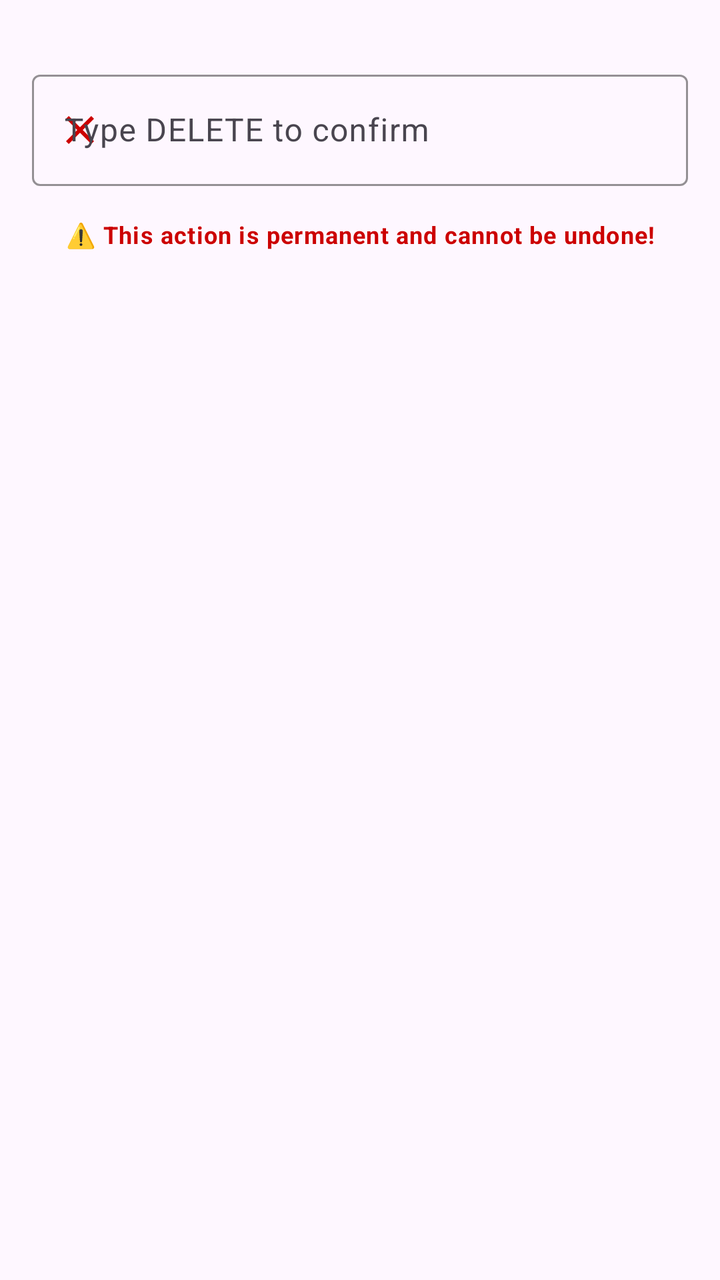
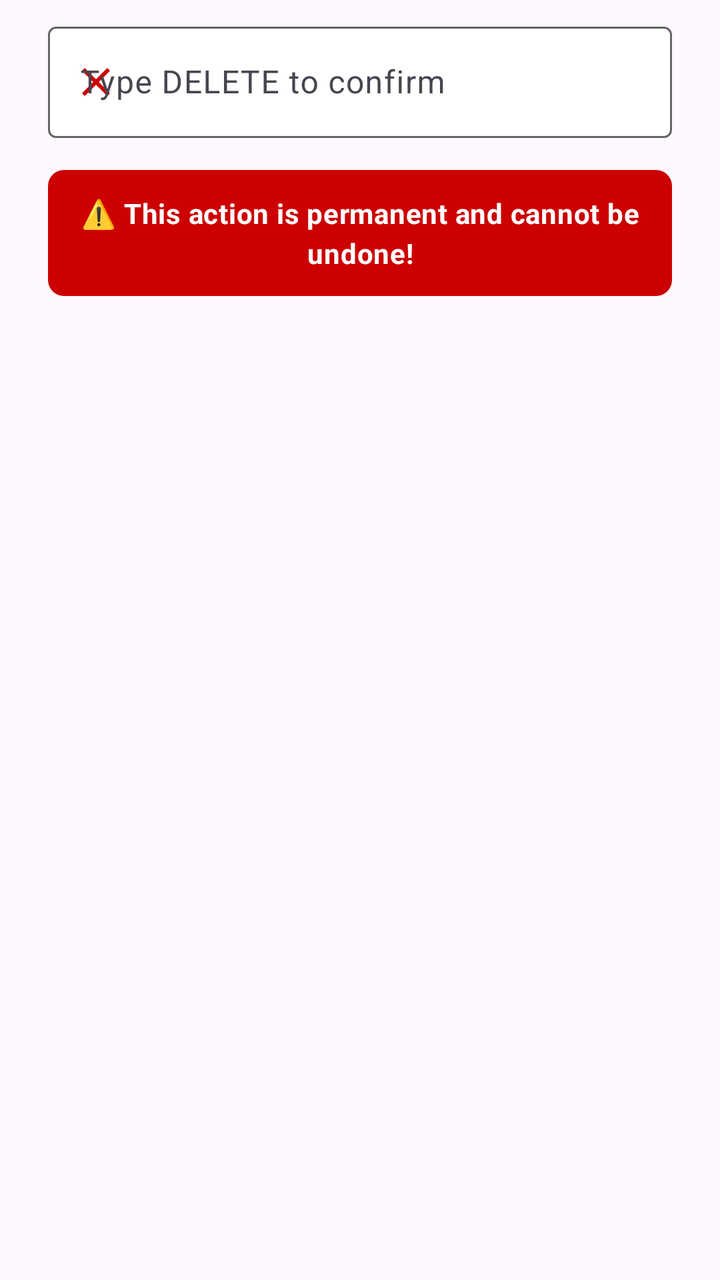

Two renders of the same Android screen: before a commit and after it. Below are the layout's source before the change and the commit's diff.
<!-- AndroidManifest.xml: application theme AppTheme.NoActionBar -->
<!-- res/layout/dialog_delete_profile_confirmation.xml -->
<?xml version="1.0" encoding="utf-8"?>

<LinearLayout xmlns:android="http://schemas.android.com/apk/res/android"
    xmlns:app="http://schemas.android.com/apk/res-auto"
    android:layout_width="match_parent"
    android:layout_height="wrap_content"
    android:orientation="vertical"
    android:padding="@dimen/padding_medium">

    
    <com.google.android.material.textfield.TextInputLayout
        android:id="@+id/tilConfirmation"
        style="@style/Widget.Material3.TextInputLayout.OutlinedBox"
        android:layout_width="match_parent"
        android:layout_height="wrap_content"
        android:layout_marginTop="@dimen/margin_medium"
        android:hint="@string/delete_profile_confirm_hint"
        app:boxStrokeColor="@color/red"
        app:hintTextColor="@color/red"
        app:startIconDrawable="@drawable/ic_close"
        app:startIconTint="@color/red">

        <com.google.android.material.textfield.TextInputEditText
            android:id="@+id/etConfirmation"
            android:layout_width="match_parent"
            android:layout_height="wrap_content"
            android:inputType="textCapCharacters"
            android:textColor="@color/text_primary"
            android:textSize="@dimen/text_size_normal"
            android:maxLength="6" />

    </com.google.android.material.textfield.TextInputLayout>

    
    <com.google.android.material.textview.MaterialTextView
        android:layout_width="match_parent"
        android:layout_height="wrap_content"
        android:layout_marginTop="@dimen/margin_medium"
        android:text="@string/delete_warning_message"
        android:textAppearance="@style/TextAppearance.Material3.BodySmall"
        android:textColor="@color/red"
        android:gravity="center"
        android:textStyle="bold" />

</LinearLayout>
<!-- resources referenced by this layout -->
<resources>
  <color name="red">#CC0000</color>
  <color name="text_primary">#212121</color>
  <dimen name="margin_medium">16dp</dimen>
  <dimen name="padding_medium">16dp</dimen>
  <dimen name="text_size_normal">16sp</dimen>
  <!-- drawable ic_close (drawable) -->
  <vector xmlns:android="http://schemas.android.com/apk/res/android"
      android:width="24dp"
      android:height="24dp"
      android:viewportWidth="24"
      android:viewportHeight="24"
      android:tint="?attr/colorOnSurface">
      <path
          android:fillColor="@android:color/white"
          android:pathData="M19,6.41L17.59,5 12,10.59 6.41,5 5,6.41 10.59,12 5,17.59 6.41,19 12,13.41 17.59,19 19,17.59 13.41,12z"/>
  </vector>
  <string name="delete_profile_confirm_hint">Type DELETE to confirm</string>
  <string name="delete_warning_message">⚠️ This action is permanent and cannot be undone!</string>
  <style name="AppTheme.NoActionBar" parent="Theme.Material3.DayNight.NoActionBar">
          <item name="colorPrimary">@color/vex_orange</item>
          <item name="colorOnPrimary">@color/white</item>
          <item name="colorSecondary">@color/vex_blue</item>
          <item name="colorOnSecondary">@color/white</item>
          <item name="colorSurface">@color/white</item>
          <item name="colorOnSurface">@color/text_primary</item>
          
          
      </style>
  <color name="vex_orange">#FF6600</color>
  <color name="white">#FFFFFF</color>
  <color name="vex_blue">#003366</color>
</resources>

<!-- the commit's change to res/layout/dialog_delete_profile_confirmation.xml (unified diff, before → after) -->
@@ -1,11 +1,13 @@
 <?xml version="1.0" encoding="utf-8"?>
-
 <LinearLayout xmlns:android="http://schemas.android.com/apk/res/android"
     xmlns:app="http://schemas.android.com/apk/res-auto"
     android:layout_width="match_parent"
     android:layout_height="wrap_content"
     android:orientation="vertical"
-    android:padding="@dimen/padding_medium">
+    android:paddingStart="24dp"
+    android:paddingEnd="24dp"
+    android:paddingTop="@dimen/margin_small"
+    android:paddingBottom="@dimen/margin_small">
 
     
     <com.google.android.material.textfield.TextInputLayout
@@ -13,9 +15,11 @@
         style="@style/Widget.Material3.TextInputLayout.OutlinedBox"
         android:layout_width="match_parent"
         android:layout_height="wrap_content"
-        android:layout_marginTop="@dimen/margin_medium"
         android:hint="@string/delete_profile_confirm_hint"
-        app:boxStrokeColor="@color/red"
+        app:boxBackgroundColor="@color/white"
+        app:boxStrokeColor="@color/delete_confirm_box_stroke"
+        app:boxStrokeWidth="1dp"
+        app:boxStrokeWidthFocused="2dp"
         app:hintTextColor="@color/red"
         app:startIconDrawable="@drawable/ic_close"
         app:startIconTint="@color/red">
@@ -36,9 +40,11 @@
         android:layout_width="match_parent"
         android:layout_height="wrap_content"
         android:layout_marginTop="@dimen/margin_medium"
+        android:background="@drawable/bg_delete_warning"
+        android:padding="12dp"
         android:text="@string/delete_warning_message"
-        android:textAppearance="@style/TextAppearance.Material3.BodySmall"
-        android:textColor="@color/red"
+        android:textAppearance="@style/TextAppearance.Material3.BodyMedium"
+        android:textColor="@color/white"
         android:gravity="center"
         android:textStyle="bold" />
 
<!-- resource entries referenced after the edit -->
@@ -3,8 +3,15 @@
   <color name="red">#CC0000</color>
   <color name="text_primary">#212121</color>
   <dimen name="margin_medium">16dp</dimen>
-  <dimen name="padding_medium">16dp</dimen>
+  <dimen name="margin_small">8dp</dimen>
   <dimen name="text_size_normal">16sp</dimen>
+  <!-- drawable bg_delete_warning (drawable) -->
+  <?xml version="1.0" encoding="utf-8"?>
+  <shape xmlns:android="http://schemas.android.com/apk/res/android"
+      android:shape="rectangle">
+      <solid android:color="@color/red" />
+      <corners android:radius="@dimen/button_corner_radius" />
+  </shape>
   <!-- drawable ic_close (drawable) -->
   <vector xmlns:android="http://schemas.android.com/apk/res/android"
       android:width="24dp"
@@ -28,6 +35,7 @@
           
           
       </style>
+  <dimen name="button_corner_radius">8dp</dimen>
   <color name="vex_orange">#FF6600</color>
   <color name="white">#FFFFFF</color>
   <color name="vex_blue">#003366</color>
